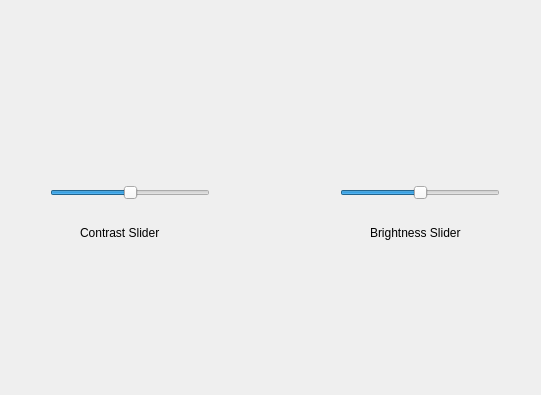
Before: the Qt Designer form ECE484_Assignment_1_2/ECE484W_Assg_1_2/mainwindow.ui in nrufh001/ECE484W_Assignments, drawn with Qt 5; both pictures show x 90 to 631 and y 205 to 600 of the 800 by 600 pixel window.
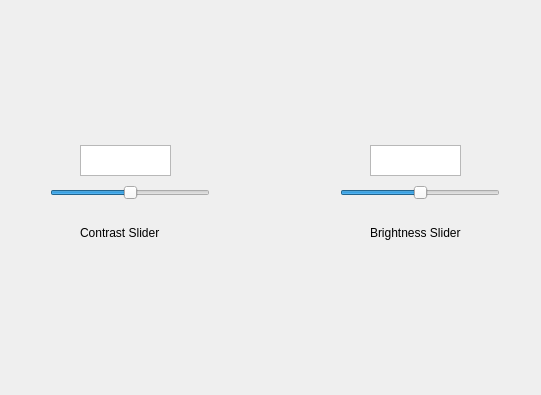
After: the same form once the commit is applied.

Commit message: added gitignore and values to sliders

Diff of the .ui file:
```diff
--- a/ECE484_Assignment_1_2/ECE484W_Assg_1_2/mainwindow.ui
+++ b/ECE484_Assignment_1_2/ECE484W_Assg_1_2/mainwindow.ui
@@ -133,6 +133,26 @@
      <string/>
     </property>
    </widget>
+   <widget class="QTextBrowser" name="BrightnessValueLabel">
+    <property name="geometry">
+     <rect>
+      <x>170</x>
+      <y>350</y>
+      <width>91</width>
+      <height>31</height>
+     </rect>
+    </property>
+   </widget>
+   <widget class="QTextBrowser" name="ContrastValueLabel">
+    <property name="geometry">
+     <rect>
+      <x>460</x>
+      <y>350</y>
+      <width>91</width>
+      <height>31</height>
+     </rect>
+    </property>
+   </widget>
   </widget>
   <widget class="QMenuBar" name="menubar">
    <property name="geometry">
```
The commit also changes 4 other files.
